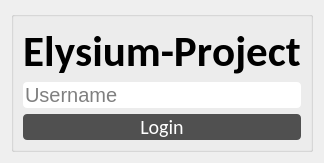
Before: the Qt Designer form src/client/loginwindow.ui in xdmtk/elysium, drawn with Qt 5.
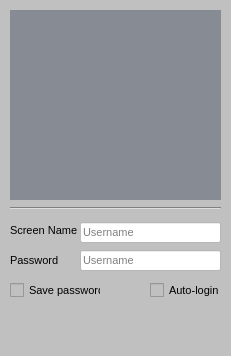
After: the same form once the commit is applied. Icons and pictures are not drawn.

What changed in the file:
```diff
--- a/src/client/loginwindow.ui
+++ b/src/client/loginwindow.ui
@@ -9,8 +9,8 @@
    <rect>
     <x>0</x>
     <y>0</y>
-    <width>316</width>
-    <height>143</height>
+    <width>231</width>
+    <height>356</height>
    </rect>
   </property>
   <property name="sizePolicy">
@@ -27,7 +27,7 @@
   </property>
   <property name="font">
    <font>
-    <pointsize>15</pointsize>
+    <pointsize>8</pointsize>
    </font>
   </property>
   <property name="cursor">
@@ -43,30 +43,21 @@
    <string/>
   </property>
   <property name="styleSheet">
-   <string notr="true"/>
+   <string notr="true">background: #c0c0c0;</string>
   </property>
-  <layout class="QHBoxLayout" name="horizontalLayout_3">
-   <item>
-    <widget class="QGroupBox" name="groupBox">
-     <property name="sizePolicy">
-      <sizepolicy hsizetype="Preferred" vsizetype="Preferred">
-       <horstretch>34</horstretch>
-       <verstretch>0</verstretch>
-      </sizepolicy>
-     </property>
-     <property name="styleSheet">
-      <string notr="true"/>
-     </property>
-     <property name="title">
-      <string/>
-     </property>
-     <layout class="QVBoxLayout" name="verticalLayout">
-      <item>
-       <widget class="QLabel" name="label_Title">
+  <widget class="QLabel" name="label_logo">
+   <property name="geometry">
+    <rect>
+     <x>10</x>
+     <y>10</y>
+     <width>211</width>
+     <height>191</height>
+    </rect>
+   </property>
         <property name="maximumSize">
          <size>
           <width>16777215</width>
-          <height>50</height>
+     <height>16777215</height>
          </size>
         </property>
         <property name="font">
@@ -82,54 +73,160 @@
         <property name="layoutDirection">
          <enum>Qt::LeftToRight</enum>
         </property>
+   <property name="autoFillBackground">
+    <bool>false</bool>
+   </property>
         <property name="styleSheet">
-         <string notr="true"/>
+    <string notr="true">background: #878c94</string>
         </property>
         <property name="text">
-         <string>Elysium-Project</string>
+    <string/>
+   </property>
+   <property name="pixmap">
+    <pixmap resource="resources.qrc">:/icons/resources/keyboard-key-e.png</pixmap>
+   </property>
+   <property name="scaledContents">
+    <bool>true</bool>
         </property>
         <property name="alignment">
          <set>Qt::AlignCenter</set>
         </property>
        </widget>
-      </item>
-      <item>
-       <layout class="QHBoxLayout" name="horizontalLayout">
-        <item>
-         <widget class="QLineEdit" name="lineEdit_username">
-          <property name="styleSheet">
-           <string notr="true">border-radius: 4px;</string>
-          </property>
-          <property name="placeholderText">
-           <string>Username</string>
-          </property>
-         </widget>
-        </item>
-       </layout>
-      </item>
-      <item>
        <widget class="QPushButton" name="pushButton">
+   <property name="geometry">
+    <rect>
+     <x>170</x>
+     <y>310</y>
+     <width>44</width>
+     <height>31</height>
+    </rect>
+   </property>
         <property name="font">
          <font>
           <family>Calibri</family>
           <pointsize>15</pointsize>
          </font>
         </property>
+   <property name="text">
+    <string/>
+   </property>
+   <property name="icon">
+    <iconset resource="resources.qrc">
+     <normaloff>:/login/resources/signon.png</normaloff>:/login/resources/signon.png</iconset>
+   </property>
+   <property name="iconSize">
+    <size>
+     <width>100</width>
+     <height>100</height>
+    </size>
+   </property>
+   <property name="autoRepeatInterval">
+    <number>92</number>
+   </property>
+   <property name="flat">
+    <bool>true</bool>
+   </property>
+  </widget>
+  <widget class="QLineEdit" name="lineEdit_username">
+   <property name="geometry">
+    <rect>
+     <x>80</x>
+     <y>222</y>
+     <width>141</width>
+     <height>21</height>
+    </rect>
+   </property>
         <property name="styleSheet">
-         <string notr="true">background: rgb(80,80,80);
-color:white;
-border-radius: 4px;</string>
-        </property>
+    <string notr="true">background: white;</string>
+   </property>
+   <property name="placeholderText">
+    <string>Username</string>
+   </property>
+  </widget>
+  <widget class="QLabel" name="label_username">
+   <property name="geometry">
+    <rect>
+     <x>10</x>
+     <y>220</y>
+     <width>71</width>
+     <height>21</height>
+    </rect>
+   </property>
         <property name="text">
-         <string>Login</string>
-        </property>
-       </widget>
-      </item>
-     </layout>
-    </widget>
-   </item>
-  </layout>
- </widget>
- <resources/>
+    <string>Screen Name</string>
+   </property>
+  </widget>
+  <widget class="Line" name="line">
+   <property name="geometry">
+    <rect>
+     <x>10</x>
+     <y>200</y>
+     <width>211</width>
+     <height>16</height>
+    </rect>
+   </property>
+   <property name="orientation">
+    <enum>Qt::Horizontal</enum>
+   </property>
+  </widget>
+  <widget class="QLabel" name="label_password">
+   <property name="geometry">
+    <rect>
+     <x>10</x>
+     <y>250</y>
+     <width>71</width>
+     <height>21</height>
+    </rect>
+   </property>
+   <property name="text">
+    <string>Password</string>
+   </property>
+  </widget>
+  <widget class="QLineEdit" name="lineEdit_password">
+   <property name="geometry">
+    <rect>
+     <x>80</x>
+     <y>250</y>
+     <width>141</width>
+     <height>21</height>
+    </rect>
+   </property>
+   <property name="styleSheet">
+    <string notr="true">background: white;</string>
+   </property>
+   <property name="placeholderText">
+    <string>Username</string>
+   </property>
+  </widget>
+  <widget class="QCheckBox" name="checkBox">
+   <property name="geometry">
+    <rect>
+     <x>10</x>
+     <y>280</y>
+     <width>91</width>
+     <height>21</height>
+    </rect>
+   </property>
+   <property name="text">
+    <string>Save password</string>
+   </property>
+  </widget>
+  <widget class="QCheckBox" name="checkBox_2">
+   <property name="geometry">
+    <rect>
+     <x>150</x>
+     <y>280</y>
+     <width>71</width>
+     <height>21</height>
+    </rect>
+   </property>
+   <property name="text">
+    <string>Auto-login</string>
+   </property>
+  </widget>
+ </widget>
+ <resources>
+  <include location="resources.qrc"/>
+ </resources>
  <connections/>
 </ui>
```
Lines whose indentation alone changed are shown as unchanged.
